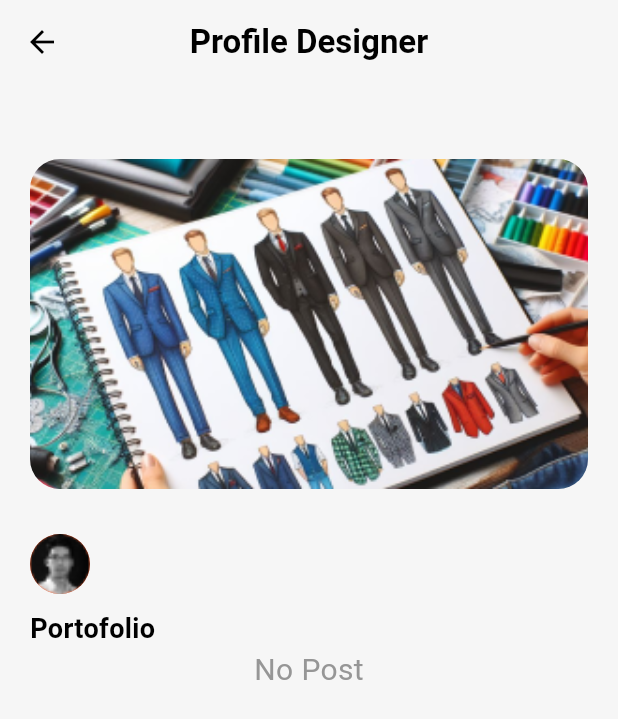
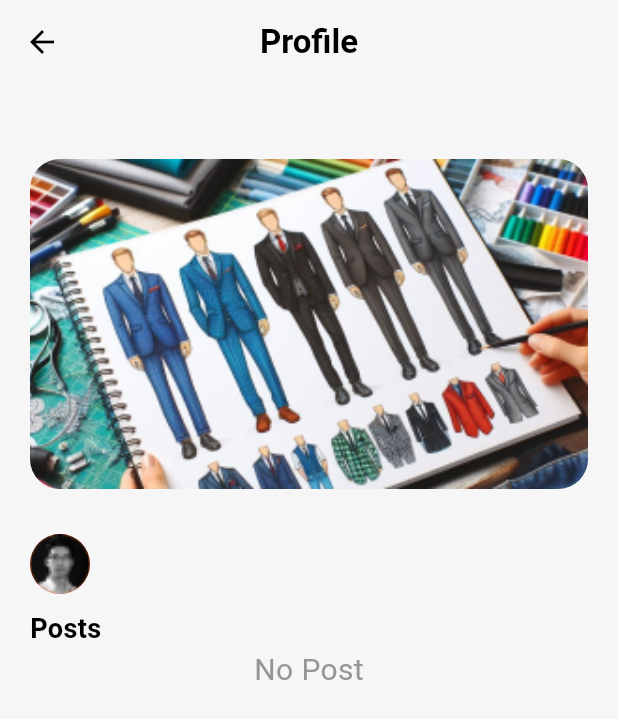
Before and after one commit to aryapras22/UpStyleApp, a Flutter app: the ProfileDetail screen opened directly with empty values, on a phone screen of 412 x 824 dp. Shown: the top 719 px of the screen. Run offline on Flutter 3.47's test engine with Material 3 defaults, Android fonts, the phone set to English and light mode, and no system bars; our stand-ins replace cloud_firestore, dotted_border, firebase_auth, firebase_core, firebase_storage, flutter_chat_types and 6 more; missing offline and left inert: firebase_app_check, flutter_firebase_chat_core; accounts and stored records are empty; Roboto replaces fonts that are missing (ProductSansMedium).

Commit message:
update some texts

```diff
--- a/lib/screen/home/profile_detail.dart
+++ b/lib/screen/home/profile_detail.dart
@@ -140,7 +140,7 @@ class _ProfileDetailState extends ConsumerState<ProfileDetail> {
     return Scaffold(
       backgroundColor: Theme.of(context).colorScheme.surface,
       appBar: AppBar(
-        title: Text('Profile Designer'),
+        title: Text('Profile'),
         centerTitle: true,
       ),
       bottomSheet: user!.role != otherRole
@@ -314,7 +314,7 @@ class _ProfileDetailState extends ConsumerState<ProfileDetail> {
             Padding(
               padding: EdgeInsets.only(top: 10.0),
               child: Text(
-                "Portofolio",
+                "Posts",
                 style: TextStyle(
                   color: Colors.black,
                   fontSize: 18.0,
```
